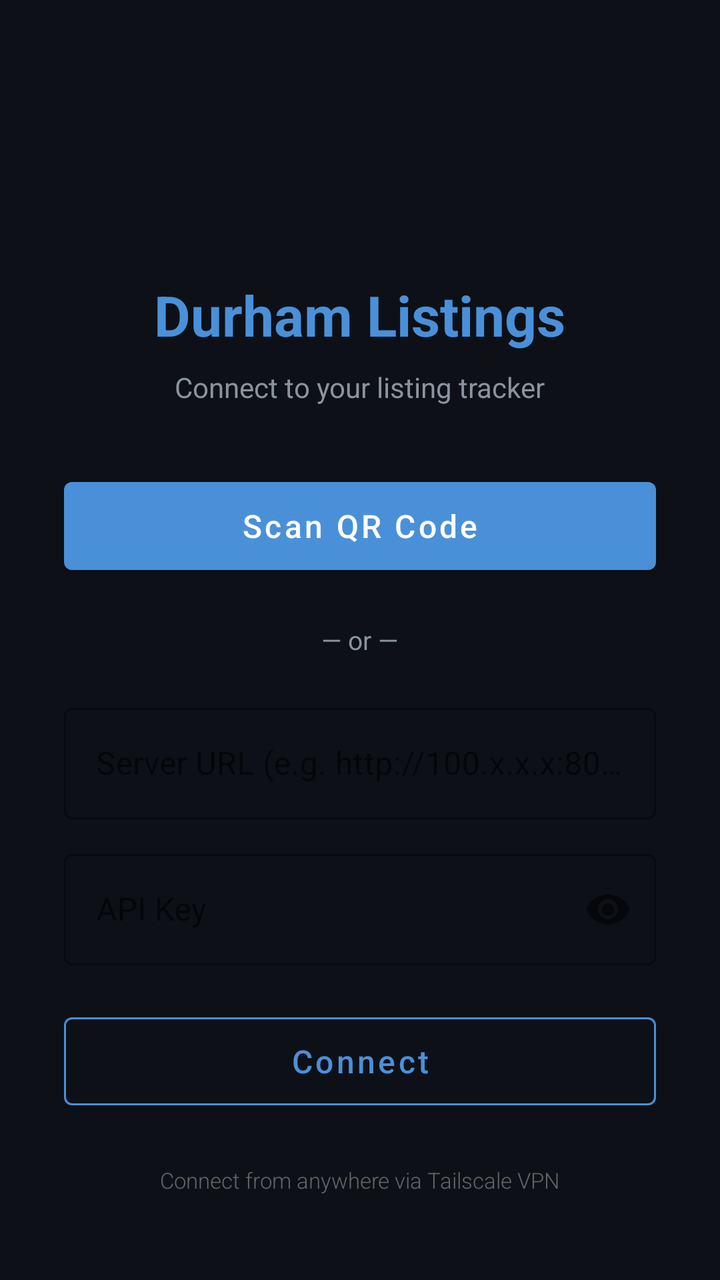
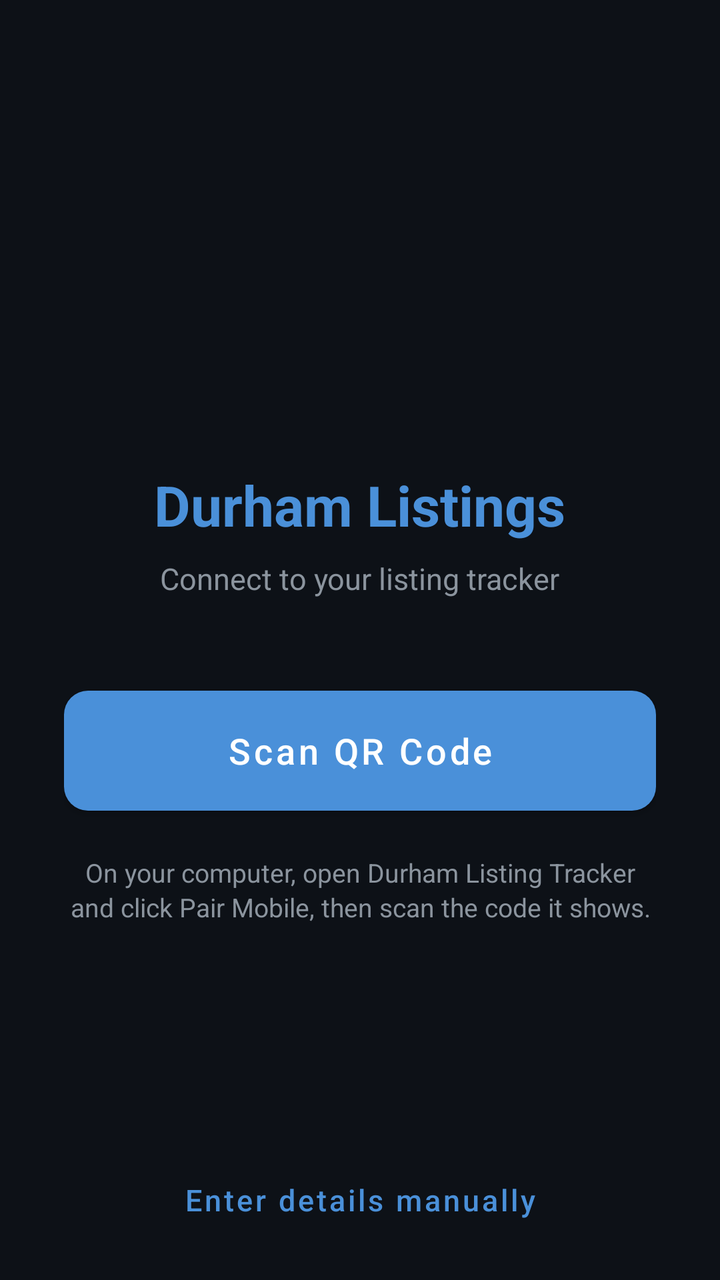

Before-and-after screenshots of an Android layout around one commit, followed by the original layout XML and the change that was made.
<!-- AndroidManifest.xml: application theme Theme.DurhamListings -->
<!-- res/layout/activity_pair.xml -->
<?xml version="1.0" encoding="utf-8"?>
<ScrollView
    xmlns:android="http://schemas.android.com/apk/res/android"
    xmlns:app="http://schemas.android.com/apk/res-auto"
    android:layout_width="match_parent"
    android:layout_height="match_parent"
    android:background="@color/bg_dark"
    android:fillViewport="true">

    <LinearLayout
        android:layout_width="match_parent"
        android:layout_height="wrap_content"
        android:orientation="vertical"
        android:gravity="center_horizontal"
        android:paddingStart="32dp"
        android:paddingEnd="32dp"
        android:paddingTop="32dp"
        android:paddingBottom="32dp">

        <android.widget.Space
            android:layout_width="1dp"
            android:layout_height="0dp"
            android:layout_weight="1" />

        
        <ImageView
            android:layout_width="80dp"
            android:layout_height="80dp"
            android:src="@mipmap/ic_launcher"
            android:layout_marginBottom="16dp"
            android:contentDescription="@string/app_name" />

        
        <TextView
            android:layout_width="wrap_content"
            android:layout_height="wrap_content"
            android:text="@string/pair_title"
            android:textSize="28sp"
            android:textStyle="bold"
            android:textColor="@color/accent"
            android:layout_marginBottom="8dp" />

        
        <TextView
            android:layout_width="wrap_content"
            android:layout_height="wrap_content"
            android:text="@string/pair_subtitle"
            android:textSize="14sp"
            android:textColor="@color/text_secondary"
            android:layout_marginBottom="32dp" />

        
        <com.google.android.material.button.MaterialButton
            android:id="@+id/btnScanQr"
            android:layout_width="match_parent"
            android:layout_height="56dp"
            android:text="@string/scan_qr"
            android:textSize="16sp"
            android:textAllCaps="false"
            app:backgroundTint="@color/accent" />

        
        <TextView
            android:layout_width="wrap_content"
            android:layout_height="wrap_content"
            android:text="@string/or_divider"
            android:textSize="13sp"
            android:textColor="@color/text_secondary"
            android:layout_marginTop="20dp"
            android:layout_marginBottom="20dp" />

        
        <com.google.android.material.textfield.TextInputLayout
            android:layout_width="match_parent"
            android:layout_height="wrap_content"
            android:layout_marginBottom="12dp"
            android:hint="@string/server_url_hint"
            style="@style/Widget.MaterialComponents.TextInputLayout.OutlinedBox"
            app:boxStrokeColor="@color/accent"
            app:hintTextColor="@color/text_secondary">

            <com.google.android.material.textfield.TextInputEditText
                android:id="@+id/inputServerUrl"
                android:layout_width="match_parent"
                android:layout_height="wrap_content"
                android:inputType="textUri"
                android:textColor="@color/text_primary"
                android:textColorHint="@color/text_secondary" />
        </com.google.android.material.textfield.TextInputLayout>

        
        <com.google.android.material.textfield.TextInputLayout
            android:layout_width="match_parent"
            android:layout_height="wrap_content"
            android:layout_marginBottom="20dp"
            android:hint="@string/api_key_hint"
            style="@style/Widget.MaterialComponents.TextInputLayout.OutlinedBox"
            app:endIconMode="password_toggle"
            app:boxStrokeColor="@color/accent"
            app:hintTextColor="@color/text_secondary">

            <com.google.android.material.textfield.TextInputEditText
                android:id="@+id/inputApiKey"
                android:layout_width="match_parent"
                android:layout_height="wrap_content"
                android:inputType="textPassword"
                android:textColor="@color/text_primary"
                android:textColorHint="@color/text_secondary" />
        </com.google.android.material.textfield.TextInputLayout>

        
        <com.google.android.material.button.MaterialButton
            android:id="@+id/btnConnect"
            android:layout_width="match_parent"
            android:layout_height="56dp"
            android:text="@string/connect"
            android:textSize="16sp"
            android:textAllCaps="false"
            style="@style/Widget.MaterialComponents.Button.OutlinedButton"
            app:strokeColor="@color/accent"
            android:textColor="@color/accent" />

        
        <TextView
            android:id="@+id/txtError"
            android:layout_width="wrap_content"
            android:layout_height="wrap_content"
            android:textColor="#FFE53935"
            android:textSize="13sp"
            android:layout_marginTop="12dp"
            android:visibility="gone" />

        
        <TextView
            android:layout_width="wrap_content"
            android:layout_height="wrap_content"
            android:text="@string/same_network_hint"
            android:textSize="11sp"
            android:textColor="#FF666666"
            android:fontFamily="sans-serif-light"
            android:layout_marginTop="24dp" />

        <android.widget.Space
            android:layout_width="1dp"
            android:layout_height="0dp"
            android:layout_weight="1" />

    </LinearLayout>
</ScrollView>
<!-- resources referenced by this layout -->
<resources>
  <color name="accent">#FF4A90D9</color>
  <color name="bg_dark">#FF0D1117</color>
  <color name="text_primary">#FFE6EDF3</color>
  <color name="text_secondary">#FF8B949E</color>
  <!-- mipmap ic_launcher (mipmap-anydpi-v26) -->
  ﻿<?xml version="1.0" encoding="utf-8"?>
  <adaptive-icon xmlns:android="http://schemas.android.com/apk/res/android">
      <background android:drawable="@drawable/ic_launcher_background" />
      <foreground android:drawable="@drawable/ic_launcher_foreground" />
  </adaptive-icon>
  <string name="api_key_hint">API Key</string>
  <string name="app_name">Durham Listings</string>
  <string name="connect">Connect</string>
  <string name="or_divider">— or —</string>
  <string name="pair_subtitle">Connect to your listing tracker</string>
  <string name="pair_title">Durham Listings</string>
  <string name="same_network_hint">Connect from anywhere via Tailscale VPN</string>
  <string name="scan_qr">Scan QR Code</string>
  <string name="server_url_hint">Server URL (e.g. http://100.x.x.x:8000)</string>
  <style name="Theme.DurhamListings" parent="Theme.MaterialComponents.DayNight.NoActionBar">
          <item name="colorPrimary">@color/accent</item>
          <item name="colorPrimaryDark">@color/accent_dark</item>
          <item name="colorAccent">@color/accent</item>
          <item name="android:windowBackground">@color/bg_dark</item>
          <item name="android:statusBarColor">@color/bg_dark</item>
          <item name="android:navigationBarColor">@color/bg_dark</item>
          <item name="android:windowLightStatusBar">false</item>
      </style>
  <!-- drawable ic_launcher_background (drawable) -->
  <?xml version="1.0" encoding="utf-8"?>
  <vector xmlns:android="http://schemas.android.com/apk/res/android"
      android:width="108dp"
      android:height="108dp"
      android:viewportWidth="108"
      android:viewportHeight="108">
      <path
          android:fillColor="#FF0D1117"
          android:pathData="M0,0h108v108h-108z" />
  </vector>
  <color name="accent_dark">#FF1565C0</color>
  <!-- unchanged entries left out for length: 1 -->
</resources>

<!-- the commit's change to res/layout/activity_pair.xml (unified diff, before → after) -->
@@ -15,7 +15,7 @@
         android:paddingStart="32dp"
         android:paddingEnd="32dp"
         android:paddingTop="32dp"
-        android:paddingBottom="32dp">
+        android:paddingBottom="16dp">
 
         <android.widget.Space
             android:layout_width="1dp"
@@ -23,127 +23,213 @@
             android:layout_weight="1" />
 
         
-        <ImageView
-            android:layout_width="80dp"
-            android:layout_height="80dp"
-            android:src="@mipmap/ic_launcher"
-            android:layout_marginBottom="16dp"
-            android:contentDescription="@string/app_name" />
+        <LinearLayout
+            android:id="@+id/groupQr"
+            android:layout_width="match_parent"
+            android:layout_height="wrap_content"
+            android:orientation="vertical"
+            android:gravity="center_horizontal">
+
+            <ImageView
+                android:layout_width="96dp"
+                android:layout_height="96dp"
+                android:src="@mipmap/ic_launcher"
+                android:layout_marginBottom="16dp"
+                android:contentDescription="@string/app_name" />
+
+            <TextView
+                android:layout_width="wrap_content"
+                android:layout_height="wrap_content"
+                android:text="@string/pair_title"
+                android:textSize="28sp"
+                android:textStyle="bold"
+                android:textColor="@color/accent"
+                android:layout_marginBottom="8dp" />
+
+            <TextView
+                android:layout_width="wrap_content"
+                android:layout_height="wrap_content"
+                android:text="@string/pair_subtitle"
+                android:textSize="15sp"
+                android:textColor="@color/text_secondary"
+                android:layout_marginBottom="40dp" />
+
+            <com.google.android.material.button.MaterialButton
+                android:id="@+id/btnScanQr"
+                android:layout_width="match_parent"
+                android:layout_height="72dp"
+                android:text="@string/scan_qr"
+                android:textSize="18sp"
+                android:textAllCaps="false"
+                app:cornerRadius="12dp"
+                app:backgroundTint="@color/accent" />
+
+            <TextView
+                android:layout_width="wrap_content"
+                android:layout_height="wrap_content"
+                android:layout_marginTop="16dp"
+                android:text="@string/qr_steps"
+                android:textSize="13sp"
+                android:textColor="@color/text_secondary"
+                android:gravity="center"
+                android:lineSpacingExtra="2dp" />
+        </LinearLayout>
 
         
-        <TextView
-            android:layout_width="wrap_content"
-            android:layout_height="wrap_content"
-            android:text="@string/pair_title"
-            android:textSize="28sp"
-            android:textStyle="bold"
-            android:textColor="@color/accent"
-            android:layout_marginBottom="8dp" />
+        <LinearLayout
+            android:id="@+id/groupManual"
+            android:layout_width="match_parent"
+            android:layout_height="wrap_content"
+            android:orientation="vertical"
+            android:visibility="gone">
+
+            <TextView
+                android:layout_width="wrap_content"
+                android:layout_height="wrap_content"
+                android:text="@string/manual_title"
+                android:textSize="24sp"
+                android:textStyle="bold"
+                android:textColor="@color/accent"
+                android:layout_marginBottom="16dp" />
+
+            <TextView
+                android:layout_width="match_parent"
+                android:layout_height="wrap_content"
+                android:text="@string/manual_steps"
+                android:textSize="14sp"
+                android:textColor="@color/text_secondary"
+                android:lineSpacingExtra="2dp"
+                android:padding="16dp"
+                android:background="@color/bg_card"
+                android:layout_marginBottom="24dp" />
+
+            <com.google.android.material.textfield.TextInputLayout
+                android:layout_width="match_parent"
+                android:layout_height="wrap_content"
+                android:layout_marginBottom="12dp"
+                android:hint="@string/server_url_hint"
+                style="@style/Widget.MaterialComponents.TextInputLayout.OutlinedBox"
+                app:boxStrokeColor="@color/accent"
+                app:hintTextColor="@color/text_secondary">
+
+                <com.google.android.material.textfield.TextInputEditText
+                    android:id="@+id/inputServerUrl"
+                    android:layout_width="match_parent"
+                    android:layout_height="wrap_content"
+                    android:inputType="textUri"
+                    android:textColor="@color/text_primary"
+                    android:textColorHint="@color/text_secondary" />
+            </com.google.android.material.textfield.TextInputLayout>
+
+            <com.google.android.material.textfield.TextInputLayout
+                android:layout_width="match_parent"
+                android:layout_height="wrap_content"
+                android:layout_marginBottom="20dp"
+                android:hint="@string/api_key_hint"
+                style="@style/Widget.MaterialComponents.TextInputLayout.OutlinedBox"
+                app:endIconMode="password_toggle"
+                app:boxStrokeColor="@color/accent"
+                app:hintTextColor="@color/text_secondary">
+
+                <com.google.android.material.textfield.TextInputEditText
+                    android:id="@+id/inputApiKey"
+                    android:layout_width="match_parent"
+                    android:layout_height="wrap_content"
+                    android:inputType="textPassword"
+                    android:textColor="@color/text_primary"
+                    android:textColorHint="@color/text_secondary" />
+            </com.google.android.material.textfield.TextInputLayout>
+
+            <com.google.android.material.button.MaterialButton
+                android:id="@+id/btnConnect"
+                android:layout_width="match_parent"
+                android:layout_height="56dp"
+                android:text="@string/connect"
+                android:textSize="16sp"
+                android:textAllCaps="false"
+                app:backgroundTint="@color/accent" />
+        </LinearLayout>
 
         
-        <TextView
-            android:layout_width="wrap_content"
-            android:layout_height="wrap_content"
-            android:text="@string/pair_subtitle"
-            android:textSize="14sp"
-            android:textColor="@color/text_secondary"
-            android:layout_marginBottom="32dp" />
-
-        
-        <com.google.android.material.button.MaterialButton
-            android:id="@+id/btnScanQr"
+        <LinearLayout
+            android:id="@+id/groupUnreachable"
             android:layout_width="match_parent"
-            android:layout_height="56dp"
-            android:text="@string/scan_qr"
-            android:textSize="16sp"
-            android:textAllCaps="false"
-            app:backgroundTint="@color/accent" />
-
-        
-        <TextView
-            android:layout_width="wrap_content"
-            android:layout_height="wrap_content"
-            android:text="@string/or_divider"
-            android:textSize="13sp"
-            android:textColor="@color/text_secondary"
-            android:layout_marginTop="20dp"
-            android:layout_marginBottom="20dp" />
-
-        
-        <com.google.android.material.textfield.TextInputLayout
-            android:layout_width="match_parent"
-            android:layout_height="wrap_content"
-            android:layout_marginBottom="12dp"
-            android:hint="@string/server_url_hint"
-            style="@style/Widget.MaterialComponents.TextInputLayout.OutlinedBox"
-            app:boxStrokeColor="@color/accent"
-            app:hintTextColor="@color/text_secondary">
-
-            <com.google.android.material.textfield.TextInputEditText
-                android:id="@+id/inputServerUrl"
-                android:layout_width="match_parent"
-                android:layout_height="wrap_content"
-                android:inputType="textUri"
+            android:layout_height="wrap_content"
+            android:orientation="vertical"
+            android:gravity="center_horizontal"
+            android:visibility="gone">
+
+            <ImageView
+                android:layout_width="80dp"
+                android:layout_height="80dp"
+                android:src="@mipmap/ic_launcher"
+                android:layout_marginBottom="24dp"
+                android:contentDescription="@string/app_name" />
+
+            <TextView
+                android:layout_width="wrap_content"
+                android:layout_height="wrap_content"
+                android:text="@string/unreachable_title"
+                android:textSize="22sp"
+                android:textStyle="bold"
                 android:textColor="@color/text_primary"
-                android:textColorHint="@color/text_secondary" />
-        </com.google.android.material.textfield.TextInputLayout>
-
-        
-        <com.google.android.material.textfield.TextInputLayout
-            android:layout_width="match_parent"
-            android:layout_height="wrap_content"
-            android:layout_marginBottom="20dp"
-            android:hint="@string/api_key_hint"
-            style="@style/Widget.MaterialComponents.TextInputLayout.OutlinedBox"
-            app:endIconMode="password_toggle"
-            app:boxStrokeColor="@color/accent"
-            app:hintTextColor="@color/text_secondary">
-
-            <com.google.android.material.textfield.TextInputEditText
-                android:id="@+id/inputApiKey"
-                android:layout_width="match_parent"
-                android:layout_height="wrap_content"
-                android:inputType="textPassword"
-                android:textColor="@color/text_primary"
-                android:textColorHint="@color/text_secondary" />
-        </com.google.android.material.textfield.TextInputLayout>
-
-        
-        <com.google.android.material.button.MaterialButton
-            android:id="@+id/btnConnect"
-            android:layout_width="match_parent"
-            android:layout_height="56dp"
-            android:text="@string/connect"
-            android:textSize="16sp"
-            android:textAllCaps="false"
-            style="@style/Widget.MaterialComponents.Button.OutlinedButton"
-            app:strokeColor="@color/accent"
-            android:textColor="@color/accent" />
-
-        
+                android:layout_marginBottom="8dp" />
+
+            <TextView
+                android:layout_width="wrap_content"
+                android:layout_height="wrap_content"
+                android:text="@string/server_unreachable"
+                android:textSize="14sp"
+                android:textColor="@color/text_secondary"
+                android:gravity="center"
+                android:layout_marginBottom="32dp" />
+
+            <com.google.android.material.button.MaterialButton
+                android:id="@+id/btnRetry"
+                android:layout_width="match_parent"
+                android:layout_height="64dp"
+                android:text="@string/try_again"
+                android:textSize="17sp"
+                android:textAllCaps="false"
+                app:cornerRadius="12dp"
+                app:backgroundTint="@color/accent" />
+
+            <com.google.android.material.button.MaterialButton
+                android:id="@+id/btnForget"
+                android:layout_width="wrap_content"
+                android:layout_height="wrap_content"
+                android:layout_marginTop="8dp"
+                android:text="@string/forget_server"
+                android:textAllCaps="false"
+                android:textColor="@color/text_secondary"
+                style="@style/Widget.MaterialComponents.Button.TextButton" />
+        </LinearLayout>
+
         <TextView
             android:id="@+id/txtError"
             android:layout_width="wrap_content"
             android:layout_height="wrap_content"
             android:textColor="#FFE53935"
             android:textSize="13sp"
-            android:layout_marginTop="12dp"
+            android:gravity="center"
+            android:layout_marginTop="16dp"
             android:visibility="gone" />
-
-        
-        <TextView
-            android:layout_width="wrap_content"
-            android:layout_height="wrap_content"
-            android:text="@string/same_network_hint"
-            android:textSize="11sp"
-            android:textColor="#FF666666"
-            android:fontFamily="sans-serif-light"
-            android:layout_marginTop="24dp" />
 
         <android.widget.Space
             android:layout_width="1dp"
             android:layout_height="0dp"
             android:layout_weight="1" />
 
+        <com.google.android.material.button.MaterialButton
+            android:id="@+id/btnToggleMode"
+            android:layout_width="wrap_content"
+            android:layout_height="wrap_content"
+            android:layout_marginTop="24dp"
+            android:text="@string/enter_manually"
+            android:textAllCaps="false"
+            android:textSize="15sp"
+            android:textColor="@color/accent"
+            style="@style/Widget.MaterialComponents.Button.TextButton" />
+
     </LinearLayout>
 </ScrollView>
<!-- resource entries referenced after the edit -->
@@ -1,6 +1,7 @@
 <!-- resources referenced by this layout -->
 <resources>
   <color name="accent">#FF4A90D9</color>
+  <color name="bg_card">#FF161B22</color>
   <color name="bg_dark">#FF0D1117</color>
   <color name="text_primary">#FFE6EDF3</color>
   <color name="text_secondary">#FF8B949E</color>
@@ -10,15 +11,21 @@
       <background android:drawable="@drawable/ic_launcher_background" />
       <foreground android:drawable="@drawable/ic_launcher_foreground" />
   </adaptive-icon>
-  <string name="api_key_hint">API Key</string>
+  <string name="api_key_hint">API key</string>
   <string name="app_name">Durham Listings</string>
   <string name="connect">Connect</string>
-  <string name="or_divider">— or —</string>
+  <string name="enter_manually">Enter details manually</string>
+  <string name="forget_server">Forget this server</string>
+  <string name="manual_steps">1. On your computer, open Durham Listing Tracker and click Pair Mobile.\n\n2. Click Show manual details, under the QR code.\n\n3. Enter the server address and API key shown there, exactly as written. Sending them to your phone, for example in a message to yourself, saves typing them.</string>
+  <string name="manual_title">Connect manually</string>
   <string name="pair_subtitle">Connect to your listing tracker</string>
   <string name="pair_title">Durham Listings</string>
-  <string name="same_network_hint">Connect from anywhere via Tailscale VPN</string>
+  <string name="qr_steps">On your computer, open Durham Listing Tracker and click Pair Mobile, then scan the code it shows.</string>
   <string name="scan_qr">Scan QR Code</string>
-  <string name="server_url_hint">Server URL (e.g. http://100.x.x.x:8000)</string>
+  <string name="server_unreachable">Make sure your computer is on and Durham Listing Tracker is running, then try again.</string>
+  <string name="server_url_hint">Server address</string>
+  <string name="try_again">Try again</string>
+  <string name="unreachable_title">Can\'t reach your server</string>
   <style name="Theme.DurhamListings" parent="Theme.MaterialComponents.DayNight.NoActionBar">
           <item name="colorPrimary">@color/accent</item>
           <item name="colorPrimaryDark">@color/accent_dark</item>
